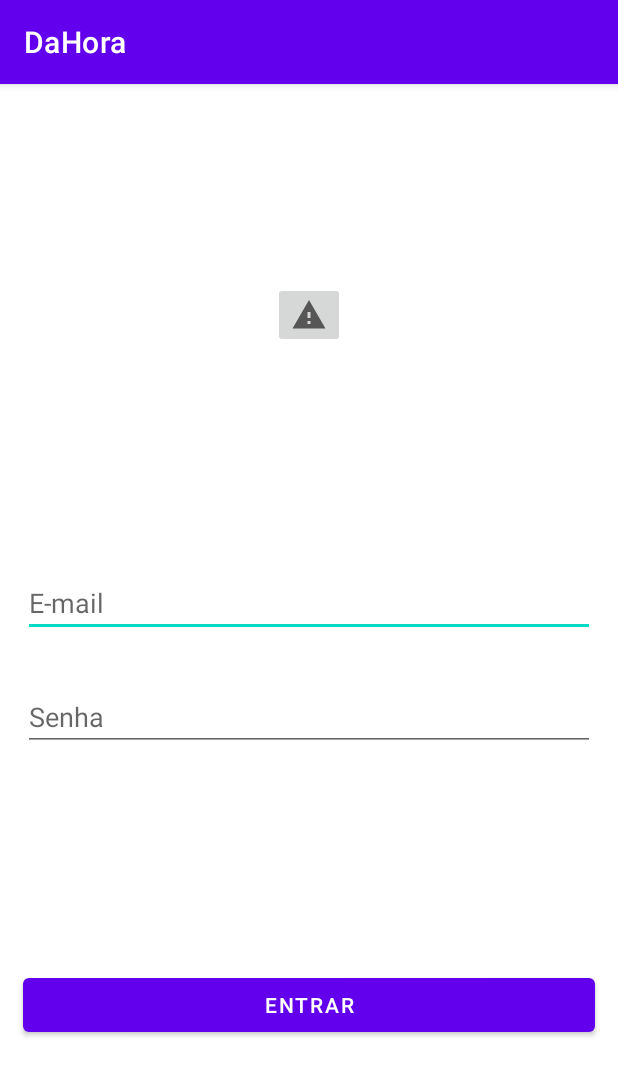
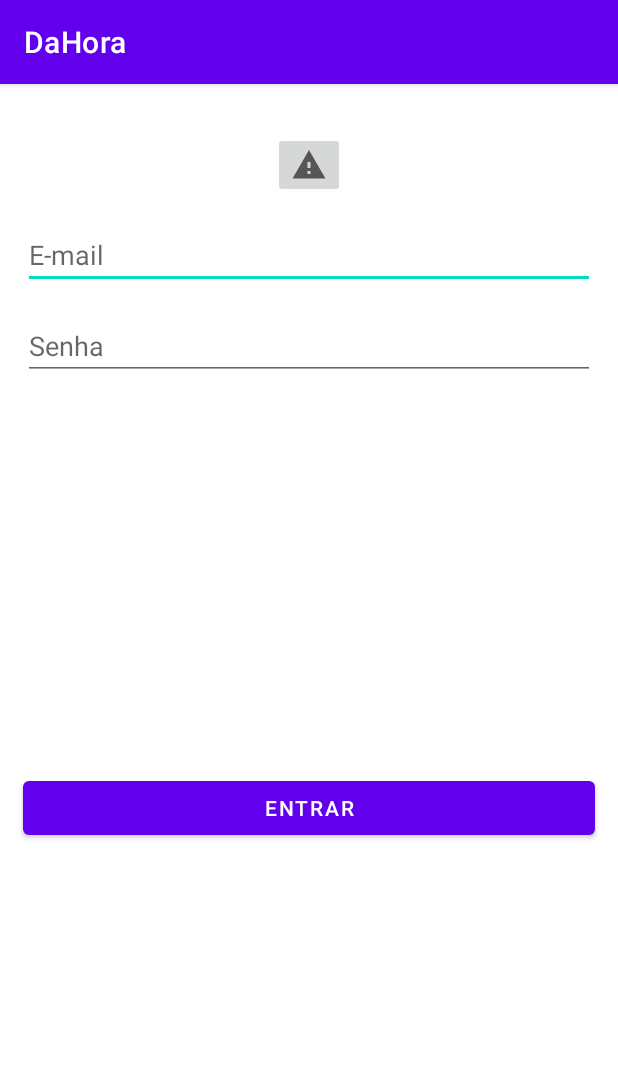
Before and after one commit to XQDL/PI_ANDROID, an Android app: the screen it shows after launch (MainActivity), on a phone screen of 412 x 824 dp. Shown: the top 1076 px of the screen. Run offline under Robolectric (Android 15) with nearby library versions, the phone set to English and light mode, and no system bars.

Commit message:
Atualizacao tela de login

```diff
--- a/PI/DaHora/app/src/main/res/layout/activity_main.xml
+++ b/PI/DaHora/app/src/main/res/layout/activity_main.xml
@@ -1,6 +1,5 @@
 <?xml version="1.0" encoding="utf-8"?>
-<androidx.constraintlayout.widget.ConstraintLayout
-    xmlns:android="http://schemas.android.com/apk/res/android"
+<androidx.constraintlayout.widget.ConstraintLayout xmlns:android="http://schemas.android.com/apk/res/android"
     xmlns:app="http://schemas.android.com/apk/res-auto"
     xmlns:tools="http://schemas.android.com/tools"
     android:layout_width="match_parent"
@@ -12,19 +11,12 @@
         android:id="@+id/logo_ib"
         android:layout_width="wrap_content"
         android:layout_height="wrap_content"
-        app:layout_constraintBottom_toTopOf="@+id/login_ll"
+        android:layout_marginTop="32dp"
         app:layout_constraintEnd_toEndOf="parent"
         app:layout_constraintStart_toStartOf="parent"
         app:layout_constraintTop_toTopOf="parent"
         app:srcCompat="?android:attr/alertDialogIcon" />
 
-    <LinearLayout
-        android:id="@+id/login_ll"
-        android:layout_width="match_parent"
-        android:layout_height="wrap_content"
-        android:orientation="vertical"
-        app:layout_constraintBottom_toBottomOf="parent"
-        app:layout_constraintTop_toTopOf="parent">
 
     <EditText
         android:id="@+id/email_et"
@@ -34,8 +26,9 @@
         android:ems="10"
         android:hint="@string/email"
         android:inputType="textEmailAddress"
-            app:layout_constraintTop_toTopOf="parent"
-            tools:layout_editor_absoluteX="91dp" />
+        app:layout_constraintTop_toBottomOf="@+id/logo_ib"
+        tools:layout_editor_absoluteX="13dp" />
+
 
     <EditText
         android:id="@+id/password_et"
@@ -45,10 +38,8 @@
         android:ems="10"
         android:hint="@string/password"
         android:inputType="textPassword"
-            app:layout_constraintTop_toBottomOf="@+id/editTextTextEmailAddress2"
-            tools:layout_editor_absoluteX="91dp" />
-
-    </LinearLayout>
+        app:layout_constraintTop_toBottomOf="@+id/email_et"
+        tools:layout_editor_absoluteX="13dp" />
 
     <TextView
         android:id="@+id/error_tv"
@@ -59,10 +50,9 @@
         android:textAlignment="center"
         android:textColor="@color/red_error"
         android:visibility="gone"
-        tools:visibility="visible"
-        app:layout_constraintBottom_toTopOf="@+id/login_btn"
-        app:layout_constraintTop_toBottomOf="@+id/login_ll"
-        tools:layout_editor_absoluteX="181dp" />
+        app:layout_constraintTop_toBottomOf="@+id/password_et"
+        tools:layout_editor_absoluteX="-9dp"
+        tools:visibility="visible" />
 
     <Button
         android:id="@+id/login_btn"
@@ -71,6 +61,6 @@
         android:layout_margin="15dp"
         android:text="@string/login"
         app:layout_constraintBottom_toBottomOf="parent"
-        app:layout_constraintTop_toBottomOf="@+id/login_ll"
+        app:layout_constraintTop_toBottomOf="@+id/error_tv"
         tools:layout_editor_absoluteX="15dp" />
 </androidx.constraintlayout.widget.ConstraintLayout>
```
Lines whose indentation alone changed are shown as unchanged.
